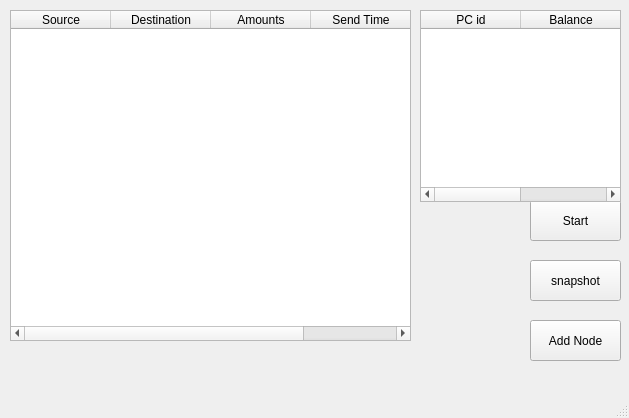
Above: mainwindow.ui from zanghaoxuan/Chandy-Lamport4Bank before the change. Below: the same form after it.
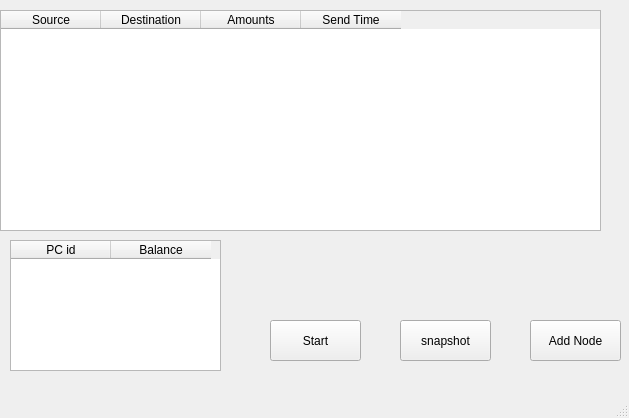
That is the form after the change.

What changed in the file:
```diff
--- a/mainwindow.ui
+++ b/mainwindow.ui
@@ -30,8 +30,8 @@
    <widget class="QPushButton" name="GetSnapshot">
     <property name="geometry">
      <rect>
-      <x>530</x>
-      <y>260</y>
+      <x>400</x>
+      <y>320</y>
       <width>91</width>
       <height>41</height>
      </rect>
@@ -43,8 +43,8 @@
    <widget class="QPushButton" name="StartTransfer">
     <property name="geometry">
      <rect>
-      <x>530</x>
-      <y>200</y>
+      <x>270</x>
+      <y>320</y>
       <width>91</width>
       <height>41</height>
      </rect>
@@ -56,12 +56,18 @@
    <widget class="QTableWidget" name="TransferTbale">
     <property name="geometry">
      <rect>
-      <x>10</x>
+      <x>0</x>
       <y>10</y>
-      <width>401</width>
-      <height>331</height>
+      <width>601</width>
+      <height>221</height>
      </rect>
     </property>
+    <property name="maximumSize">
+     <size>
+      <width>16777215</width>
+      <height>16777215</height>
+     </size>
+    </property>
     <column>
      <property name="text">
       <string>Source</string>
@@ -86,10 +92,10 @@
    <widget class="QTableWidget" name="BalanceTable">
     <property name="geometry">
      <rect>
-      <x>420</x>
-      <y>10</y>
-      <width>201</width>
-      <height>192</height>
+      <x>10</x>
+      <y>240</y>
+      <width>211</width>
+      <height>131</height>
      </rect>
     </property>
     <column>
```
